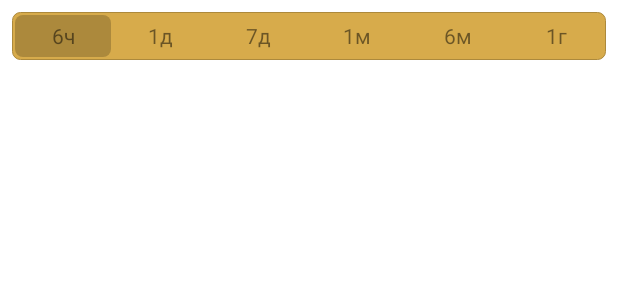
After one commit to panzhiev/CryptoInfo, an Android app: the layout fragment_coin_charts.xml on its own in the app's theme, with its tools: preview values and no code run, on a phone screen of 412 x 824 dp. The commit adds this screen. Shown: the top 300 px of the screen. Run offline under Robolectric (Android 15) with nearby library versions, the phone set to English and light mode, and no system bars; plain views replace AVLoadingIndicatorView.

Commit message:
some improvements

```diff
--- a/app/build.gradle
+++ b/app/build.gradle
@@ -86,5 +86,6 @@ dependencies {
     compile 'com.wang.avi:library:2.1.3'
     compile 'com.amulyakhare:com.amulyakhare.textdrawable:1.0.1'
 
-
+    compile 'com.google.dagger:dagger:2.11'
+    annotationProcessor 'com.google.dagger:dagger-compiler:2.11'
 }
--- a/app/src/main/java/com/crypto/cryptoinfo/repository/network/RestClient.java
+++ b/app/src/main/java/com/crypto/cryptoinfo/repository/network/RestClient.java
@@ -13,8 +13,7 @@ import static com.crypto.cryptoinfo.repository.network.ApiConstants.BASE_URL;
 
 public class RestClient {
 
-    public static ApiInterface getApiInterface() {
-
+    public static ApiInterface getApiInterface(String baseUrl) {
 
         Gson gson = new GsonBuilder()
                 .setLenient()
@@ -23,7 +22,7 @@ public class RestClient {
         Retrofit retrofit = new Retrofit.Builder()
                 .addConverterFactory(GsonConverterFactory.create(gson))
                 .addCallAdapterFactory(RxJavaCallAdapterFactory.create())
-                .baseUrl(BASE_URL)
+                .baseUrl(baseUrl)
                 .build();
 
         return retrofit.create(ApiInterface.class);
--- a/app/src/main/java/com/crypto/cryptoinfo/ui/fragment/allCoinsFragment/AllCoinsFragment.java
+++ b/app/src/main/java/com/crypto/cryptoinfo/ui/fragment/allCoinsFragment/AllCoinsFragment.java
@@ -153,6 +153,7 @@ public class AllCoinsFragment extends Fragment implements IBaseFragment {
     private void setListeners() {
         mSwipeRefreshLayout.setOnRefreshListener(() -> {
             mCoinsPresenter.getCurrenciesList();
+            mCoinsPresenter.getChartsData("bitcoin", "1517915664000", "1518002064000");
             if (isVisibleSortLayout) {
                 selectRank();
                 setSortLayoutVisibility();
@@ -260,7 +261,7 @@ public class AllCoinsFragment extends Fragment implements IBaseFragment {
 
     @Override
     public void onBackPressed() {
-
+        getActivity().onBackPressed();
     }
 
     public String getCurrentTag() {
--- a/app/src/main/res/drawable/sort_enabled_bg.xml
+++ b/app/src/main/res/drawable/sort_enabled_bg.xml
@@ -1,6 +1,6 @@
 <?xml version="1.0" encoding="utf-8"?>
 <shape xmlns:android="http://schemas.android.com/apk/res/android"
     android:shape="rectangle">
-    <solid android:color="@color/colorPrimaryMiddle" />
+    <solid android:color="@color/colorPrimaryDark" />
     <corners android:radius="5dp"/>
 </shape>
--- /dev/null
+++ b/app/src/main/res/layout/fragment_coin_charts.xml
@@ -0,0 +1,93 @@
+<LinearLayout xmlns:android="http://schemas.android.com/apk/res/android"
+    xmlns:app="http://schemas.android.com/apk/res-auto"
+    xmlns:tools="http://schemas.android.com/tools"
+    android:layout_width="match_parent"
+    android:layout_height="match_parent"
+    android:animateLayoutChanges="true"
+    android:background="@color/white"
+    android:orientation="vertical"
+    tools:context=".ui.fragment.coinChartsFragment.CoinChartsFragment">
+
+    <LinearLayout
+        android:id="@+id/ll_sort"
+        android:layout_width="match_parent"
+        android:layout_height="@dimen/height_sort_views"
+        android:layout_margin="@dimen/divider_s"
+        android:background="@drawable/sort_disabled_bg"
+        android:gravity="center_vertical"
+        android:orientation="horizontal"
+        android:padding="2dp"
+        android:visibility="visible"
+        android:weightSum="6">
+
+        <TextView
+            android:id="@+id/tv_6_hours"
+            android:layout_width="wrap_content"
+            android:layout_height="match_parent"
+            android:layout_gravity="center"
+            android:layout_weight="1"
+            android:background="@drawable/sort_enabled_bg"
+            android:gravity="center"
+            android:paddingEnd="8dp"
+            android:paddingStart="8dp"
+            android:text="6ч" />
+
+        <TextView
+            android:id="@+id/tv_1_day"
+            android:layout_width="wrap_content"
+            android:layout_height="@dimen/height_sort_views"
+            android:layout_gravity="center"
+            android:layout_weight="1"
+            android:gravity="center"
+            android:paddingEnd="8dp"
+            android:paddingStart="8dp"
+            android:text="1д" />
+
+        <TextView
+            android:id="@+id/tv_7_days"
+            android:layout_width="wrap_content"
+            android:layout_height="@dimen/height_sort_views"
+            android:layout_gravity="center"
+            android:layout_weight="1"
+            android:gravity="center"
+            android:paddingEnd="8dp"
+            android:paddingStart="8dp"
+            android:text="7д" />
+
+        <TextView
+            android:id="@+id/tv_1_month"
+            android:layout_width="wrap_content"
+            android:layout_height="@dimen/height_sort_views"
+            android:layout_gravity="center"
+            android:layout_weight="1"
+            android:gravity="center"
+            android:paddingEnd="8dp"
+            android:paddingStart="8dp"
+            android:text="1м" />
+
+        <TextView
+            android:id="@+id/tv_6_months"
+            android:layout_width="wrap_content"
+            android:layout_height="@dimen/height_sort_views"
+            android:layout_gravity="center"
+            android:layout_weight="1"
+            android:gravity="center"
+            android:paddingEnd="8dp"
+            android:paddingStart="8dp"
+            android:text="6м" />
+
+        <TextView
+            android:id="@+id/tv_1_year"
+            android:layout_width="wrap_content"
+            android:layout_height="@dimen/height_sort_views"
+            android:layout_gravity="center"
+            android:layout_weight="1"
+            android:gravity="center"
+            android:paddingEnd="8dp"
+            android:paddingStart="8dp"
+            android:text="1г" />
+    </LinearLayout>
+
+</LinearLayout>
+
+    <!--<com.wang.avi.AVLoadingIndicatorView--><!--android:id="@+id/loading_indicator"--><!--android:layout_width="wrap_content"--><!--android:layout_height="wrap_content"--><!--app:indicatorColor="@color/colorPrimary"--><!--android:layout_gravity="center"--><!--android:visibility="visible"--><!--app:indicatorName="BallPulseSyncIndicator" />-->
--- a/app/src/main/res/layout/item_coin.xml
+++ b/app/src/main/res/layout/item_coin.xml
@@ -33,7 +33,7 @@
                     android:layout_width="@dimen/dimen_currency_icon"
                     android:layout_height="@dimen/dimen_currency_icon"
                     android:layout_marginRight="6dp"
-                    tools:src="@mipmap/ic_launcher_round"/>
+                    tools:src="@drawable/ic_star_checked"/>
 
                 <TextView
                     android:id="@+id/tv_symbol_currency"
--- a/app/src/main/res/menu/activity_main_drawer.xml
+++ b/app/src/main/res/menu/activity_main_drawer.xml
@@ -6,7 +6,7 @@
     <group android:checkableBehavior="none">
         <item
             android:id="@+id/nav_favourites"
-            android:icon="@drawable/ic_favorite_black_24dp"
+            android:icon="@drawable/ic_star_unchecked"
             android:title="@string/title_fav_coins" />
         <item
             android:id="@+id/nav_all_coins"
--- a/app/src/main/res/values/colors.xml
+++ b/app/src/main/res/values/colors.xml
@@ -3,7 +3,7 @@
     <color name="colorPrimaryLight">#e1b34e</color>
     <color name="colorPrimary">#d7ab4b</color>
     <color name="colorPrimaryMiddle">#c49c45</color>
-    <color name="colorPrimaryDark">#a7853a</color>
+    <color name="colorPrimaryDark">#ac893c</color>
     <color name="colorAccent">#616161</color>
 
     <color name="colorYellowLight">#F6F5D1</color>
```
Also changed, not shown: app/src/main/java/com/crypto/cryptoinfo/App.java (+14 -0 lines), app/src/main/java/com/crypto/cryptoinfo/di/component/ApplicationComponent.java (added, +19 -0 lines), app/src/main/java/com/crypto/cryptoinfo/di/module/ApplicationModule.java (added, +25 -0 lines), app/src/main/java/com/crypto/cryptoinfo/di/module/ModelImplModule.java (added, +18 -0 lines), app/src/main/java/com/crypto/cryptoinfo/presenter/BasePresenter.java (added, +17 -0 lines), app/src/main/java/com/crypto/cryptoinfo/presenter/CoinsPresenter.java (+58 -4 lines), app/src/main/java/com/crypto/cryptoinfo/repository/db/room/entity/PointTimePrice.java (added, +36 -0 lines), app/src/main/java/com/crypto/cryptoinfo/repository/network/ApiConstants.java (+4 -4 lines), app/src/main/java/com/crypto/cryptoinfo/repository/network/ApiInterface.java (+8 -0 lines), app/src/main/java/com/crypto/cryptoinfo/repository/network/ModelImpl.java (added, +24 -0 lines), app/src/main/java/com/crypto/cryptoinfo/ui/fragment/coinChartsFragment/CoinChartsFragment.java (added, +129 -0 lines).
